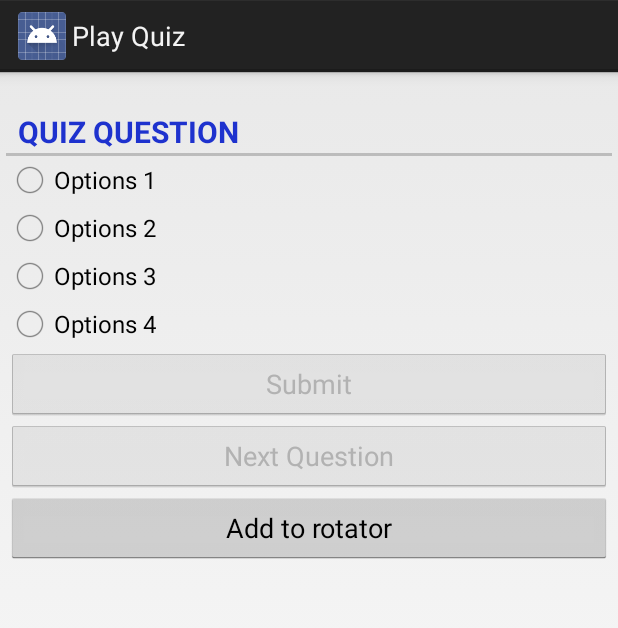
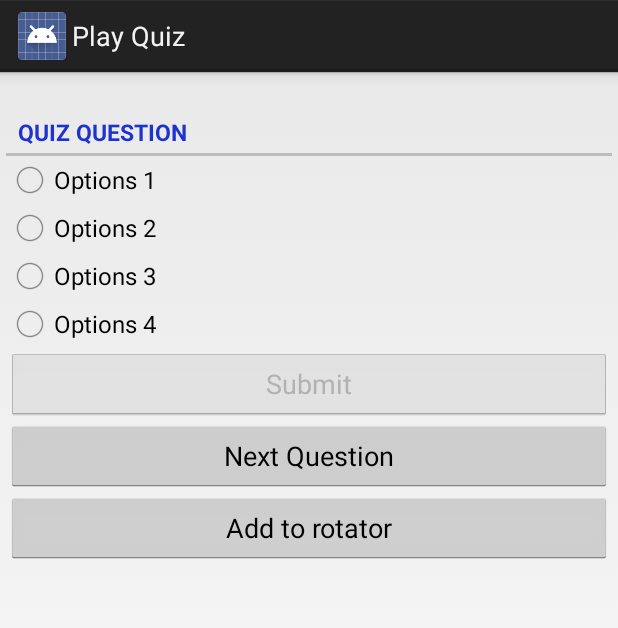
Before and after one commit to abhishekkumar1989/android1, an Android app: the fragment QuizFragment shown on its own in the app's theme, on a phone screen of 412 x 824 dp. Shown: the top 628 px of the screen. Run offline under Robolectric (Android 15) with nearby library versions, the phone set to English and light mode, and no system bars; 4 statements that could not run were skipped.

Commit message:
fixed some UI issue with DictionaryLearner app

```diff
--- a/DictionaryLearner/src/main/java/com/abhishek_k/dictionarylearner/QuizFragment.java
+++ b/DictionaryLearner/src/main/java/com/abhishek_k/dictionarylearner/QuizFragment.java
@@ -129,11 +129,11 @@ public class QuizFragment extends Fragment {
 
     private void setQuiz() {
         optionsRadio.clearCheck();
+        submitAnswerButton.setEnabled(false);
         answerImageView.setVisibility(ImageView.INVISIBLE);
         if (question == null) {
             Log.d(LOG_TAG, "Setting question: null");
             Toast.makeText(getActivity(), "You completed the quiz", Toast.LENGTH_SHORT).show();
-            nextQuestionButton.setEnabled(false);
             Intent intent = new Intent(getActivity(), QuizCompletionActivity.class);
             Bundle bundle = new Bundle();
             bundle.putSerializable("report", report);
--- a/DictionaryLearner/src/main/res/layout-land/fragment_quiz.xml
+++ b/DictionaryLearner/src/main/res/layout-land/fragment_quiz.xml
@@ -18,12 +18,18 @@
             android:layout_marginTop="20dp"
             android:text="@string/quiz_question"
             android:textColor="#ff1e32ce"
-            android:textSize="20dp" />
+            android:textSize="15dp" />
+
+        <LinearLayout
+            android:layout_width="match_parent"
+            android:layout_height="wrap_content"
+            android:orientation="horizontal">
 
             <RadioGroup
                 android:id="@+id/quiz_question_radioOptions"
-            android:layout_width="match_parent"
-            android:layout_height="wrap_content">
+                android:layout_width="wrap_content"
+                android:layout_height="wrap_content"
+                android:layout_weight="0.1">
 
                 <RadioButton
                     android:layout_width="wrap_content"
@@ -46,29 +52,40 @@
                     android:text="Options 4" />
             </RadioGroup>
 
+            <ImageView
+                android:id="@+id/answer_image_button"
+                android:layout_width="wrap_content"
+                android:layout_height="wrap_content"
+                android:layout_gravity="center|start|left"
+                android:layout_weight="0.9"
+                android:src="@drawable/cross_mark"
+                android:visibility="invisible" />
+        </LinearLayout>
+
         <LinearLayout
             android:layout_width="match_parent"
-            android:orientation="horizontal"
-            android:layout_height="wrap_content">
+            android:layout_height="wrap_content"
+            android:orientation="horizontal">
+
             <Button
                 android:id="@+id/quiz_submit_answer_button"
                 android:layout_width="0dp"
+                android:layout_height="wrap_content"
                 android:layout_weight="1"
-                android:layout_height="wrap_content"
                 android:enabled="false"
                 android:text="@string/submit_quiz_answer_button" />
 
             <Button
                 android:id="@+id/quiz_next_question_button"
                 android:layout_width="0dp"
+                android:layout_height="wrap_content"
                 android:layout_weight="1"
-                android:layout_height="wrap_content"
                 android:text="@string/next_quiz_question_button" />
 
             <Button
                 android:layout_width="0dp"
+                android:layout_height="wrap_content"
                 android:layout_weight="1"
-                android:layout_height="wrap_content"
                 android:text="@string/add_to_rotator_list" />
         </LinearLayout>
     </LinearLayout>
--- a/DictionaryLearner/src/main/res/layout/fragment_quiz.xml
+++ b/DictionaryLearner/src/main/res/layout/fragment_quiz.xml
@@ -18,7 +18,7 @@
             android:layout_marginTop="20dp"
             android:text="@string/quiz_question"
             android:textColor="#ff1e32ce"
-            android:textSize="20dp" />
+            android:textSize="15dp" />
 
         <LinearLayout
             android:layout_width="match_parent"
```
Lines whose indentation alone changed are shown as unchanged.
